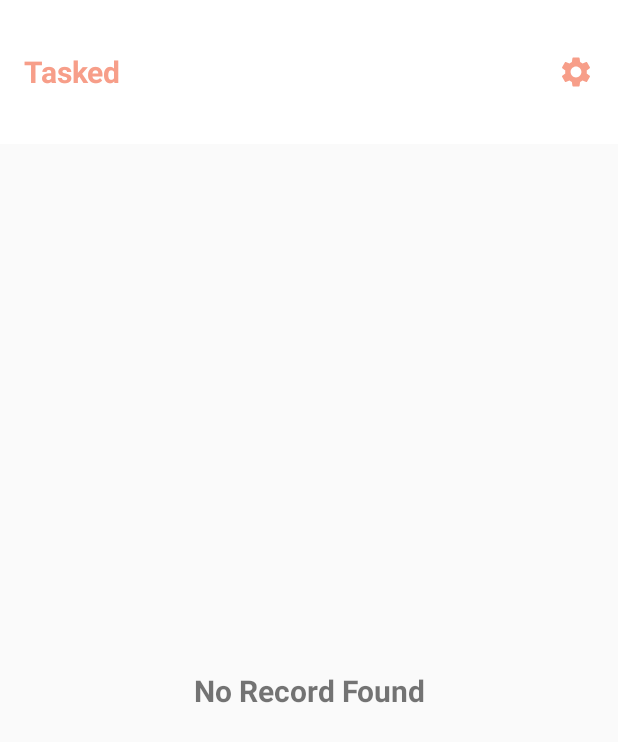
After one commit to zohairshayk/tasked-app, an Android app: the DashboardFragment screen opened directly, with no data from a screen before it, on a phone screen of 412 x 824 dp. The commit adds this screen. Shown: the top 742 px of the screen. Run offline under Robolectric (Android 15) with nearby library versions, the phone set to English and light mode, and no system bars; our stand-ins replace Room's generated code.

Commit message:
Room database implemented with general dashboard screen designed

```diff
--- a/app/src/main/AndroidManifest.xml
+++ b/app/src/main/AndroidManifest.xml
@@ -13,11 +13,13 @@
         android:theme="@style/Theme.Tasked"
         tools:targetApi="31">
         <activity
+            android:name=".Dashboard.MainActivity"
+            android:exported="false" />
+        <activity
             android:name=".AuthScreen"
             android:exported="false" />
         <activity
             android:name=".SplashScreen"
-
             android:exported="true">
             <intent-filter>
                 <action android:name="android.intent.action.MAIN" />
--- /dev/null
+++ b/app/src/main/java/com/zohair/taskedapp/Dashboard/DashboardFragment.java
@@ -0,0 +1,90 @@
+package com.zohair.taskedapp.Dashboard;
+
+import android.content.Intent;
+import android.os.Bundle;
+import android.os.Handler;
+import android.os.Looper;
+import android.view.LayoutInflater;
+import android.view.View;
+import android.view.ViewGroup;
+import android.widget.ImageView;
+import android.widget.TextView;
+import android.widget.Toast;
+
+import androidx.appcompat.widget.Toolbar;
+
+import androidx.appcompat.app.AppCompatActivity;
+import androidx.fragment.app.Fragment;
+import androidx.lifecycle.LiveData;
+import androidx.lifecycle.ViewModelProvider;
+import androidx.recyclerview.widget.LinearLayoutManager;
+import androidx.recyclerview.widget.RecyclerView;
+
+import com.zohair.taskedapp.R;
+import com.zohair.taskedapp.SplashScreen;
+import com.zohair.taskedapp.adapters.CardAdapter;
+import com.zohair.taskedapp.repository.AppDatabase;
+import com.zohair.taskedapp.repository.Todo;
+import com.zohair.taskedapp.repository.TodoDao;
+import com.zohair.taskedapp.viewmodel.CardViewModel;
+import com.zohair.taskedapp.viewmodel.CardViewModelFactory;
+
+import java.util.ArrayList;
+import java.util.List;
+
+public class DashboardFragment extends Fragment {
+
+    private RecyclerView recyclerView;
+    private TextView noRecordTextView;
+    private CardAdapter cardAdapter;
+    private CardViewModel cardViewModel;
+    private ImageView settingsIcon;
+
+    @Override
+    public View onCreateView(LayoutInflater inflater, ViewGroup container,
+                             Bundle savedInstanceState) {
+        View view = inflater.inflate(R.layout.fragment_dashboard, container, false);
+
+        Toolbar toolbar = view.findViewById(R.id.toolbar);
+        settingsIcon = view.findViewById(R.id.settings_icon);
+        recyclerView = view.findViewById(R.id.recyclerView);
+        noRecordTextView = view.findViewById(R.id.noRecord);
+
+        // Set up the Toolbar
+        toolbar.setTitle(""); // Clear default title if needed
+        ((AppCompatActivity) getActivity()).setSupportActionBar(toolbar);
+
+        // Initialize RecyclerView
+        recyclerView.setLayoutManager(new LinearLayoutManager(getContext()));
+        cardAdapter = new CardAdapter(new ArrayList<>());
+        recyclerView.setAdapter(cardAdapter);
+
+        // Set up the click listener for the settings icon
+        settingsIcon.setOnClickListener(v -> {
+            // Handle settings icon click
+            Toast.makeText(getContext(), "Settings clicked", Toast.LENGTH_SHORT).show();
+            // You can start a new activity or open a dialog here
+        });
+
+        // Initialize the ViewModel
+        // Initialize the ViewModel
+        AppDatabase database = AppDatabase.getDatabase(getContext()); // Get the database instance
+        TodoDao todoDao = database.todoDao(); // Get the DAO
+        CardViewModelFactory factory = new CardViewModelFactory(todoDao);
+        cardViewModel = new ViewModelProvider(this, factory).get(CardViewModel.class);
+
+        // Get the ViewModel and observe data
+        cardViewModel.getCards().observe(getViewLifecycleOwner(), cards -> {
+            if (cards != null && !cards.isEmpty()) {
+                recyclerView.setVisibility(View.VISIBLE);
+                noRecordTextView.setVisibility(View.GONE);
+                cardAdapter.updateData(cards);
+            } else {
+                recyclerView.setVisibility(View.GONE);
+                noRecordTextView.setVisibility(View.VISIBLE);
+            }
+        });
+
+        return view;
+    }
+}
--- /dev/null
+++ b/app/src/main/java/com/zohair/taskedapp/Dashboard/MainActivity.java
@@ -0,0 +1,32 @@
+package com.zohair.taskedapp.Dashboard;
+
+import androidx.appcompat.app.AppCompatActivity;
+import androidx.fragment.app.FragmentManager;
+import androidx.fragment.app.FragmentTransaction;
+
+import android.os.Bundle;
+
+import com.zohair.taskedapp.R;
+
+import java.util.concurrent.ExecutorService;
+import java.util.concurrent.Executors;
+
+public class MainActivity extends AppCompatActivity {
+
+    @Override
+    protected void onCreate(Bundle savedInstanceState) {
+        super.onCreate(savedInstanceState);
+        setContentView(R.layout.activity_main);
+
+        switchToDashboard();
+    }
+
+    private void switchToDashboard() {
+        // Create a new FragmentTransaction and replace the fragment
+        FragmentManager fragmentManager = getSupportFragmentManager();
+        FragmentTransaction fragmentTransaction = fragmentManager.beginTransaction();
+        fragmentTransaction.replace(R.id.container2, new DashboardFragment());
+        fragmentTransaction.commit();
+
+    }
+}
--- /dev/null
+++ b/app/src/main/java/com/zohair/taskedapp/repository/AppDatabase.java
@@ -0,0 +1,31 @@
+package com.zohair.taskedapp.repository;
+
+import android.content.Context;
+
+import androidx.room.Database;
+import androidx.room.Room;
+import androidx.room.RoomDatabase;
+
+@Database(entities = {Todo.class},version = 1 )
+public abstract class AppDatabase extends RoomDatabase {
+    public abstract TodoDao todoDao();
+
+    private static volatile AppDatabase INSTANCE = null;
+
+    public static AppDatabase getDatabase(final Context context) {
+        if (INSTANCE == null) {
+            synchronized (AppDatabase.class) {
+                if (INSTANCE == null) {
+                    INSTANCE = Room.databaseBuilder(context.getApplicationContext(),
+                                    AppDatabase.class, "todo_database")
+                            .fallbackToDestructiveMigration() // Handle migrations (optional)
+                            .build();
+                }
+            }
+
+
+
+        }
+        return INSTANCE;
+    }
+}
--- /dev/null
+++ b/app/src/main/java/com/zohair/taskedapp/repository/TodoDao.java
@@ -0,0 +1,28 @@
+package com.zohair.taskedapp.repository;
+
+import androidx.lifecycle.LiveData;
+import androidx.room.Dao;
+import androidx.room.Delete;
+import androidx.room.Insert;
+import androidx.room.Query;
+import androidx.room.Update;
+
+import java.util.List;
+
+@Dao
+public interface TodoDao  {
+     @Insert
+     public void insertTodo(Todo td);
+
+     @Query("Select * from Todo")
+     public LiveData<List<Todo>> getTodo();
+
+    @Query("DELETE FROM Todo WHERE id = :id")
+    void deleteTodoById(Integer id);
+
+    @Update
+    void updateTodo(Todo todo);
+
+    @Query("DELETE FROM Todo")
+    void deleteAllTodos();
+}
--- /dev/null
+++ b/app/src/main/java/com/zohair/taskedapp/viewmodel/CardViewModel.java
@@ -0,0 +1,24 @@
+package com.zohair.taskedapp.viewmodel;
+
+import androidx.lifecycle.LiveData;
+import androidx.lifecycle.ViewModel;
+
+import com.zohair.taskedapp.repository.AppDatabase;
+import com.zohair.taskedapp.repository.Todo;
+import com.zohair.taskedapp.repository.TodoDao;
+
+import java.util.List;
+
+public class CardViewModel extends ViewModel {
+    private final TodoDao todoDao;
+    private final LiveData<List<Todo>> todoList;
+
+    public CardViewModel(TodoDao todoDao) {
+        this.todoDao = todoDao;
+        this.todoList = todoDao.getTodo(); // Replace with your actual method
+    }
+
+    public LiveData<List<Todo>> getCards() {
+        return todoList;
+    }
+}
--- /dev/null
+++ b/app/src/main/java/com/zohair/taskedapp/viewmodel/CardViewModelFactory.java
@@ -0,0 +1,25 @@
+package com.zohair.taskedapp.viewmodel;
+
+import androidx.annotation.NonNull;
+import androidx.lifecycle.ViewModel;
+import androidx.lifecycle.ViewModelProvider;
+
+import com.zohair.taskedapp.repository.TodoDao;
+
+// Factory for creating instances of CardViewModel
+public class CardViewModelFactory implements ViewModelProvider.Factory {
+    private final TodoDao todoDao;
+
+    public CardViewModelFactory(TodoDao todoDao) {
+        this.todoDao = todoDao;
+    }
+
+    @NonNull
+    @Override
+    public <T extends ViewModel> T create(@NonNull Class<T> modelClass) {
+        if (modelClass.isAssignableFrom(CardViewModel.class)) {
+            return (T) new CardViewModel(todoDao);
+        }
+        throw new IllegalArgumentException("Unknown ViewModel class");
+    }
+}
--- /dev/null
+++ b/app/src/main/res/drawable/baseline_delete_outline_24.xml
@@ -0,0 +1,5 @@
+<vector android:height="24dp" android:tint="#000000"
+    android:viewportHeight="24" android:viewportWidth="24"
+    android:width="24dp" xmlns:android="http://schemas.android.com/apk/res/android">
+    <path android:fillColor="@android:color/white" android:pathData="M6,19c0,1.1 0.9,2 2,2h8c1.1,0 2,-0.9 2,-2L18,7L6,7v12zM8,9h8v10L8,19L8,9zM15.5,4l-1,-1h-5l-1,1L5,4v2h14L19,4z"/>
+</vector>
--- /dev/null
+++ b/app/src/main/res/drawable/baseline_edit_24.xml
@@ -0,0 +1,5 @@
+<vector android:height="24dp" android:tint="#000000"
+    android:viewportHeight="24" android:viewportWidth="24"
+    android:width="24dp" xmlns:android="http://schemas.android.com/apk/res/android">
+    <path android:fillColor="@android:color/white" android:pathData="M3,17.25V21h3.75L17.81,9.94l-3.75,-3.75L3,17.25zM20.71,7.04c0.39,-0.39 0.39,-1.02 0,-1.41l-2.34,-2.34c-0.39,-0.39 -1.02,-0.39 -1.41,0l-1.83,1.83 3.75,3.75 1.83,-1.83z"/>
+</vector>
--- /dev/null
+++ b/app/src/main/res/drawable/baseline_settings_24.xml
@@ -0,0 +1,5 @@
+<vector android:height="24dp" android:tint="#000000"
+    android:viewportHeight="24" android:viewportWidth="24"
+    android:width="24dp" xmlns:android="http://schemas.android.com/apk/res/android">
+    <path android:fillColor="@android:color/white" android:pathData="M19.14,12.94c0.04,-0.3 0.06,-0.61 0.06,-0.94c0,-0.32 -0.02,-0.64 -0.07,-0.94l2.03,-1.58c0.18,-0.14 0.23,-0.41 0.12,-0.61l-1.92,-3.32c-0.12,-0.22 -0.37,-0.29 -0.59,-0.22l-2.39,0.96c-0.5,-0.38 -1.03,-0.7 -1.62,-0.94L14.4,2.81c-0.04,-0.24 -0.24,-0.41 -0.48,-0.41h-3.84c-0.24,0 -0.43,0.17 -0.47,0.41L9.25,5.35C8.66,5.59 8.12,5.92 7.63,6.29L5.24,5.33c-0.22,-0.08 -0.47,0 -0.59,0.22L2.74,8.87C2.62,9.08 2.66,9.34 2.86,9.48l2.03,1.58C4.84,11.36 4.8,11.69 4.8,12s0.02,0.64 0.07,0.94l-2.03,1.58c-0.18,0.14 -0.23,0.41 -0.12,0.61l1.92,3.32c0.12,0.22 0.37,0.29 0.59,0.22l2.39,-0.96c0.5,0.38 1.03,0.7 1.62,0.94l0.36,2.54c0.05,0.24 0.24,0.41 0.48,0.41h3.84c0.24,0 0.44,-0.17 0.47,-0.41l0.36,-2.54c0.59,-0.24 1.13,-0.56 1.62,-0.94l2.39,0.96c0.22,0.08 0.47,0 0.59,-0.22l1.92,-3.32c0.12,-0.22 0.07,-0.47 -0.12,-0.61L19.14,12.94zM12,15.6c-1.98,0 -3.6,-1.62 -3.6,-3.6s1.62,-3.6 3.6,-3.6s3.6,1.62 3.6,3.6S13.98,15.6 12,15.6z"/>
+</vector>
--- /dev/null
+++ b/app/src/main/res/layout/activity_main.xml
@@ -0,0 +1,14 @@
+<?xml version="1.0" encoding="utf-8"?>
+<androidx.constraintlayout.widget.ConstraintLayout xmlns:android="http://schemas.android.com/apk/res/android"
+    xmlns:app="http://schemas.android.com/apk/res-auto"
+    xmlns:tools="http://schemas.android.com/tools"
+    android:layout_width="match_parent"
+    android:layout_height="match_parent"
+    tools:context=".Dashboard.MainActivity">
+
+    <FrameLayout
+        android:id="@+id/container2"
+        android:layout_width="match_parent"
+        android:layout_height="match_parent" />
+
+</androidx.constraintlayout.widget.ConstraintLayout>
--- /dev/null
+++ b/app/src/main/res/layout/fragment_dashboard.xml
@@ -0,0 +1,68 @@
+<?xml version="1.0" encoding="utf-8"?>
+<FrameLayout xmlns:android="http://schemas.android.com/apk/res/android"
+    xmlns:app="http://schemas.android.com/apk/res-auto"
+    xmlns:tools="http://schemas.android.com/tools"
+    android:layout_width="match_parent"
+    android:layout_height="match_parent"
+    tools:context=".Dashboard.DashboardFragment">
+
+    <androidx.constraintlayout.widget.ConstraintLayout
+        android:layout_width="match_parent"
+        android:layout_height="match_parent">
+
+        <androidx.appcompat.widget.Toolbar
+            android:id="@+id/toolbar"
+            android:layout_width="match_parent"
+            android:layout_height="wrap_content"
+            android:padding="20dp"
+            android:background="@color/white"
+            app:layout_constraintTop_toTopOf="parent"
+            app:popupTheme="@style/ThemeOverlay.AppCompat.Light">
+
+            <TextView
+                android:id="@+id/toolbar_title"
+                android:layout_width="wrap_content"
+                android:layout_height="wrap_content"
+                android:layout_gravity="start|center_vertical"
+                android:layout_marginStart="16dp"
+                android:text="Tasked"
+                android:textColor="@color/colorPrimary"
+                android:textSize="20sp"
+                android:textStyle="bold" />
+
+            <ImageView
+                android:id="@+id/settings_icon"
+                android:layout_width="wrap_content"
+                android:layout_height="wrap_content"
+                android:layout_gravity="end|center_vertical"
+                android:layout_marginEnd="16dp"
+                android:contentDescription="Settings"
+                android:src="@drawable/baseline_settings_24"
+                app:tint="@color/colorPrimary" />
+
+        </androidx.appcompat.widget.Toolbar>
+
+        <androidx.recyclerview.widget.RecyclerView
+            android:id="@+id/recyclerView"
+            android:layout_width="match_parent"
+            android:layout_height="match_parent"
+            android:layout_marginTop="100dp"
+            android:padding="20dp"
+            app:layout_constraintTop_toBottomOf="@+id/toolbar"
+             />
+
+        <TextView
+            android:id="@+id/noRecord"
+            android:layout_width="match_parent"
+            android:layout_height="wrap_content"
+            android:text="No Record Found"
+            android:gravity="center"
+            android:textStyle="bold"
+            android:textSize="20sp"
+            android:visibility="gone"
+            app:layout_constraintBottom_toBottomOf="parent"
+            app:layout_constraintTop_toBottomOf="@+id/toolbar" />
+
+    </androidx.constraintlayout.widget.ConstraintLayout>
+
+</FrameLayout>
```
Also changed, not shown: app/build.gradle (+8 -0 lines), app/src/main/java/com/zohair/taskedapp/SplashScreen.java (+44 -6 lines), app/src/main/java/com/zohair/taskedapp/adapters/CardAdapter.java (added, +61 -0 lines), app/src/main/java/com/zohair/taskedapp/adapters/CardViewHolder.java (added, +26 -0 lines), app/src/main/java/com/zohair/taskedapp/repository/Todo.java (added, +65 -0 lines), app/src/main/res/layout/todo_item.xml (added, +88 -0 lines).
